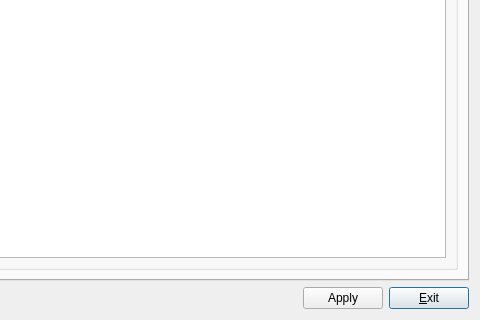
Above: src/ui/widgets/DisassemblerMetadataDialog.ui from markdavidlong/AppleSAWS before the change; both pictures show x 154 to 634 and y 109 to 429 of the 634 by 429 pixel window. Below: the same form after it.
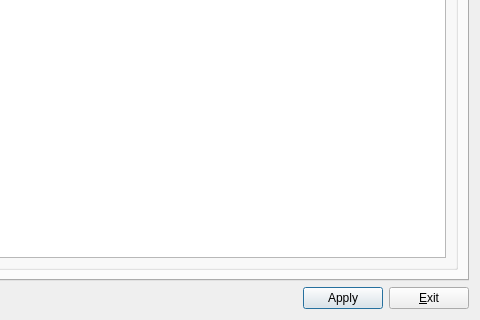
That is the form after the change.

Commit message: Fixed autosave on disassembly metadata.

The edit to the form file:
```diff
--- a/src/ui/widgets/DisassemblerMetadataDialog.ui
+++ b/src/ui/widgets/DisassemblerMetadataDialog.ui
@@ -34,6 +34,12 @@
        <property name="text">
         <string>Apply</string>
        </property>
+       <property name="autoDefault">
+        <bool>true</bool>
+       </property>
+       <property name="default">
+        <bool>true</bool>
+       </property>
       </widget>
      </item>
      <item>
@@ -41,8 +47,11 @@
        <property name="text">
         <string>&amp;Exit</string>
        </property>
+       <property name="autoDefault">
+        <bool>false</bool>
+       </property>
        <property name="default">
-        <bool>true</bool>
+        <bool>false</bool>
        </property>
       </widget>
      </item>
```
The commit also changes 2 other files.
